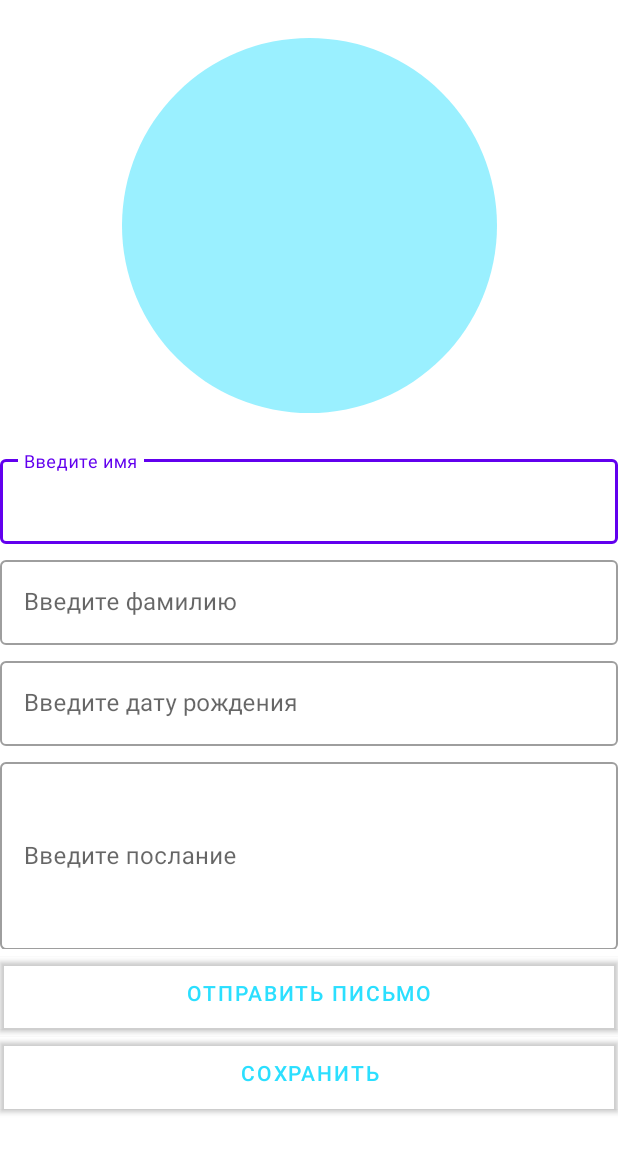
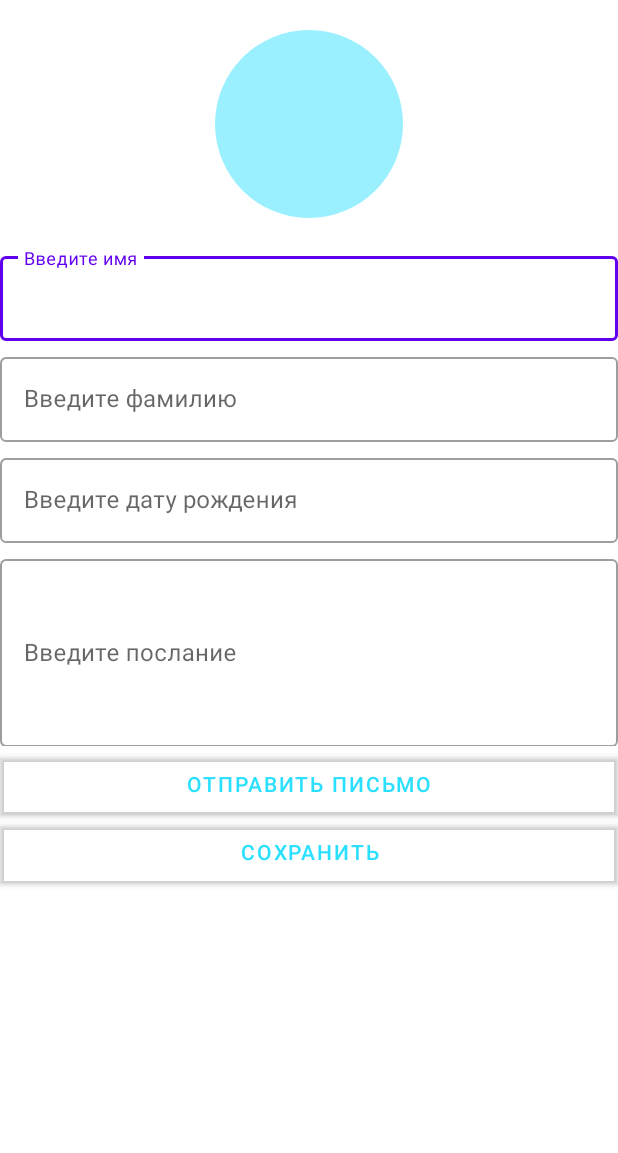
Before and after one commit to unsainted1337/mail, an Android app: the AddListItem screen opened directly, with no data from a screen before it, on a phone screen of 412 x 824 dp. Shown: the top 1153 px of the screen. Run offline under Robolectric (Android 15) with nearby library versions, the phone set to English and light mode, and no system bars.

Commit message:
test v 2.0

```diff
--- a/app/src/main/res/layout/activity_add_list_item.xml
+++ b/app/src/main/res/layout/activity_add_list_item.xml
@@ -7,22 +7,23 @@
     tools:context=".AddListItem">
 
 
+
     <com.google.android.material.card.MaterialCardView
         android:id="@+id/card"
-        android:layout_width="250dp"
-        android:layout_height="250dp"
+        android:layout_width="125dp"
+        android:layout_height="125dp"
         android:clickable="true"
-        app:cardCornerRadius="200sp"
+        app:cardCornerRadius="65dp"
         app:cardElevation="0dp"
-        android:layout_marginTop="25dp"
+        android:layout_marginTop="20dp"
         app:layout_constraintEnd_toEndOf="parent"
         app:layout_constraintStart_toStartOf="parent"
         app:layout_constraintTop_toTopOf="parent">
 
         <ImageView
             android:id="@+id/photo"
-            android:layout_width="250dp"
-            android:layout_height="250dp"
+            android:layout_width="125dp"
+            android:layout_height="125dp"
             android:background="#6603D9FF"
             android:scaleType="centerCrop" />
 
@@ -36,12 +37,13 @@
         app:layout_constraintEnd_toEndOf="parent"
         app:layout_constraintStart_toStartOf="parent"
         app:layout_constraintTop_toBottomOf="@+id/card"
-        android:layout_marginTop="25dp"
+        android:layout_marginTop="20dp"
         android:layout_width="match_parent"
         android:layout_height="wrap_content">
 
         <com.google.android.material.textfield.TextInputEditText
             android:id="@+id/inputName"
+            android:textColorHint="#D703D9FF"
             android:hint="@string/input_name"
             android:inputType="textMultiLine"
             android:layout_width="match_parent"
@@ -62,6 +64,7 @@
 
         <com.google.android.material.textfield.TextInputEditText
             android:id="@+id/inputLName"
+            android:textColorHint="#D703D9FF"
             android:hint="@string/input_Lname"
             android:inputType="textMultiLine"
             android:layout_width="match_parent"
@@ -81,6 +84,7 @@
 
         <com.google.android.material.textfield.TextInputEditText
             android:id="@+id/inputbithday"
+            android:textColorHint="#D703D9FF"
             android:hint="@string/input_birthday"
             android:inputType="date"
             android:layout_width="match_parent"
@@ -93,8 +97,6 @@
         android:layout_height="130dp"
         android:layout_width="match_parent"
         android:layout_marginTop="5dp"
-
-
         app:layout_constraintEnd_toEndOf="parent"
         app:layout_constraintStart_toStartOf="parent"
         app:layout_constraintTop_toBottomOf="@+id/birthdaylay">
@@ -104,13 +106,14 @@
             android:layout_width="match_parent"
             android:layout_height="125dp"
             android:hint="Введите послание"
+            android:textColorHint="#D703D9FF"
             android:inputType="date" />
     </com.google.android.material.textfield.TextInputLayout>
 
     <com.google.android.material.button.MaterialButton
         android:id="@+id/sendMail"
         android:layout_width="match_parent"
-        android:layout_height="wrap_content"
+        android:layout_height="40dp"
         android:layout_marginTop="5dp"
         android:background="#FFFFFF"
         android:textColor="#D703D9FF"
@@ -121,12 +124,13 @@
     <com.google.android.material.button.MaterialButton
         android:id="@+id/save"
         android:layout_width="match_parent"
-        android:layout_height="wrap_content"
+        android:layout_height="40dp"
         android:layout_marginTop="5dp"
         android:background="#FFFFFF"
+        android:text="Сохранить"
         android:textColor="#D703D9FF"
-        android:text="Сохранить"
         app:backgroundTint="#00FF0000"
         app:layout_constraintTop_toBottomOf="@+id/sendMail" />
 
+
 </androidx.constraintlayout.widget.ConstraintLayout>
--- a/app/src/main/res/layout/list_row.xml
+++ b/app/src/main/res/layout/list_row.xml
@@ -14,7 +14,7 @@
         android:layout_marginStart="16dp"
         android:layout_marginTop="16dp"
         android:layout_marginEnd="16dp"
-        app:cardCornerRadius="68dp"
+        app:cardCornerRadius="40dp"
         app:cardElevation="0dp"
        >
 
```
